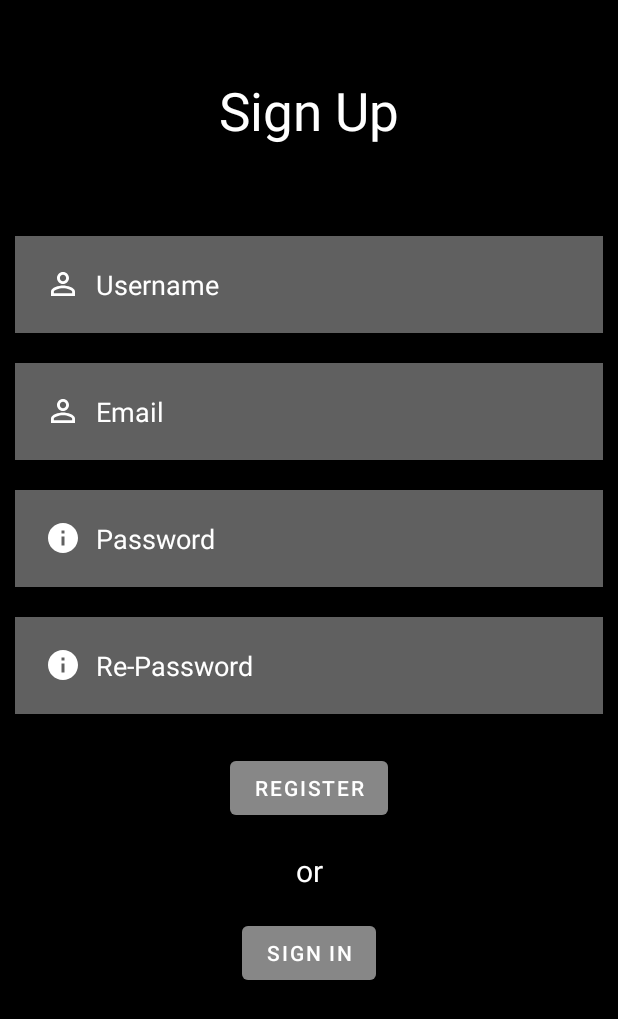
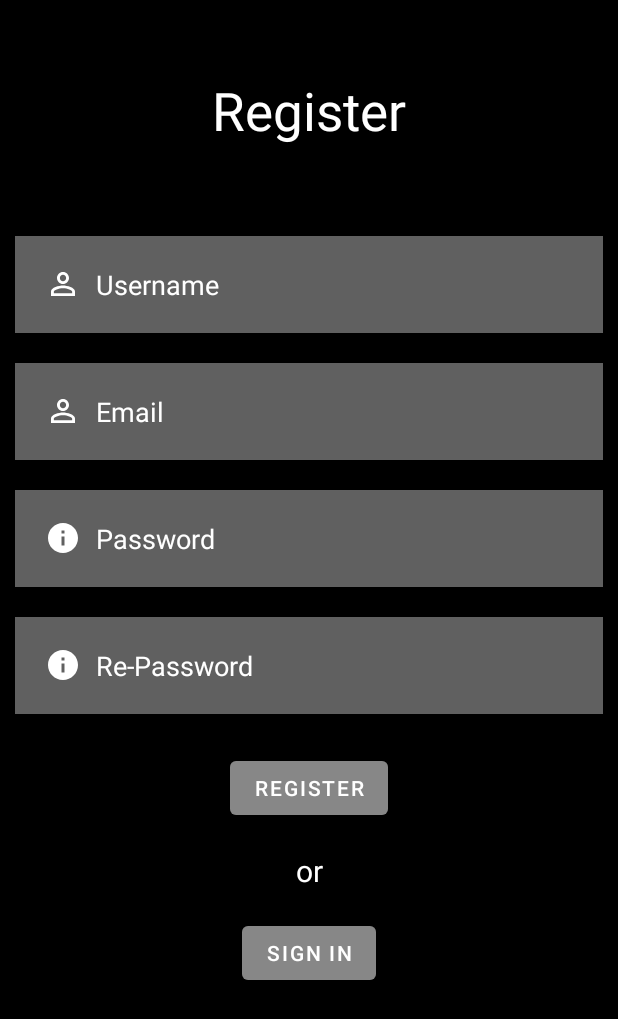
Before and after one commit to Steadfast-Fitness/SteadfastKotlin, an Android app: the layout register_page.xml on its own in the app's theme, with its tools: preview values and no code run, on a phone screen of 412 x 824 dp. Shown: the top 1019 px of the screen. Run offline under Robolectric (Android 15) with nearby library versions, the phone set to English and light mode, and no system bars.

Commit message:
Changed Sign-Up Page to "Register"

```diff
--- a/app/src/main/res/layout/signup_page.xml
+++ b/app/src/main/res/layout/register_page.xml
@@ -5,7 +5,7 @@
     android:background="@color/black">
 
     <TextView
-        android:id="@+id/signup"
+        android:id="@+id/register"
         android:layout_width="match_parent"
         android:layout_height="wrap_content"
         android:layout_marginStart="50dp"
@@ -13,7 +13,7 @@
         android:layout_marginEnd="50dp"
         android:layout_marginBottom="50dp"
         android:gravity="center"
-        android:text="Sign Up"
+        android:text="Register"
         android:textColor="@color/white"
         android:textSize="35dp" />
 
@@ -21,15 +21,18 @@
         android:id="@+id/username"
         android:layout_width="match_parent"
         android:layout_height="wrap_content"
-        android:layout_below="@id/signup"
+        android:layout_below="@id/register"
+        android:layout_marginStart="10dp"
+        android:layout_marginTop="10dp"
+        android:layout_marginEnd="10dp"
+        android:layout_marginBottom="10dp"
         android:background="#60ffffff"
-        android:layout_margin="10dp"
+        android:drawableLeft="@drawable/baseline_person_outline_24"
+        android:drawablePadding="10dp"
         android:hint="Username"
         android:padding="20dp"
         android:textColor="@color/white"
-        android:textColorHint="@color/white"
-        android:drawableLeft="@drawable/baseline_person_outline_24"
-        android:drawablePadding="10dp"/>
+        android:textColorHint="@color/white" />
 
     <EditText
         android:id="@+id/email"
```
